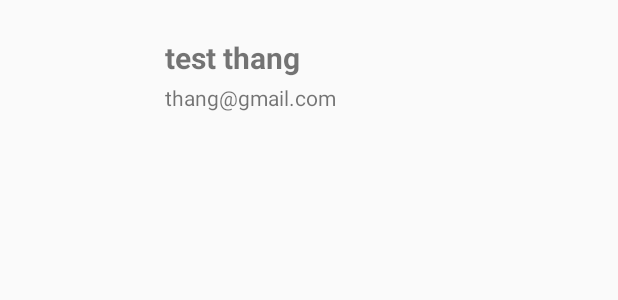
After one commit to zskyfall/iamnotarobot, an Android app: the layout search_result_item.xml on its own in the app's theme, with its tools: preview values and no code run, on a phone screen of 412 x 824 dp. The commit adds this screen. Shown: the top 300 px of the screen. Run offline under Robolectric (Android 15) with nearby library versions, the phone set to English and light mode, and no system bars.

Commit message:
add search function

```diff
--- a/app/src/main/java/com/powerranger/sow2/iamnotarobot/MainActivity.java
+++ b/app/src/main/java/com/powerranger/sow2/iamnotarobot/MainActivity.java
@@ -60,6 +60,7 @@ public class MainActivity extends AppCompatActivity implements SensorEventListen
     private Boolean isReceivingRequest = false;
 
     int notificationID;
+
 
     //NotificationHelper notificationHelper;
 
--- /dev/null
+++ b/app/src/main/res/layout/search_result_item.xml
@@ -0,0 +1,36 @@
+<?xml version="1.0" encoding="utf-8"?>
+<RelativeLayout
+    android:orientation="horizontal"
+    xmlns:android="http://schemas.android.com/apk/res/android"
+    android:layout_width="match_parent"
+    android:layout_height="wrap_content">
+    <ImageView
+        android:id="@+id/list_item_image_avatar"
+        android:layout_width="100dp"
+        android:layout_height="100dp" />
+    <LinearLayout
+        android:orientation="vertical"
+        android:layout_width="match_parent"
+        android:layout_height="wrap_content"
+        android:layout_toRightOf="@+id/list_item_image_avatar"
+        android:layout_centerVertical="true"
+        android:layout_marginLeft="10dp"
+        >
+        <TextView
+            android:id="@+id/list_item_text_name"
+            android:layout_width="match_parent"
+            android:layout_height="wrap_content"
+            android:textSize="20sp"
+            android:textStyle="bold"
+            android:text="test thang"
+            />
+        <TextView
+            android:id="@+id/list_item_text_email"
+            android:layout_width="match_parent"
+            android:layout_height="wrap_content"
+            android:layout_marginTop="3dp"
+            android:text="thang@gmail.com"
+            />
+
+    </LinearLayout>
+</RelativeLayout>
--- a/app/src/main/res/values/styles.xml
+++ b/app/src/main/res/values/styles.xml
@@ -1,7 +1,7 @@
 <resources>
 
     <!-- Base application theme. -->
-    <style name="AppTheme" parent="Theme.AppCompat.Light.DarkActionBar">
+    <style name="AppTheme" parent="Theme.AppCompat.Light.NoActionBar">
         <!-- Customize your theme here. -->
         <item name="colorPrimary">@color/colorPrimary</item>
         <item name="colorPrimaryDark">@color/colorPrimaryDark</item>
```
Also changed, not shown: app/build.gradle (+15 -6 lines), app/src/main/AndroidManifest.xml (+6 -5 lines), app/src/main/java/com/powerranger/sow2/iamnotarobot/SearchActivity.java (added, +125 -0 lines), app/src/main/java/com/powerranger/sow2/iamnotarobot/SearchAdapter.java (added, +63 -0 lines), app/src/main/java/com/powerranger/sow2/iamnotarobot/User.java (added, +49 -0 lines), app/src/main/res/layout/activity_search.xml (added, +36 -0 lines), app/src/main/res/menu/menu.xml (added, +10 -0 lines), 2 other files.
